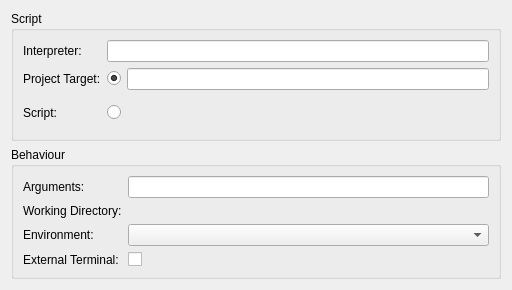
Above: scriptappconfig.ui from KDE/quanta before the change. Below: the same form after it.
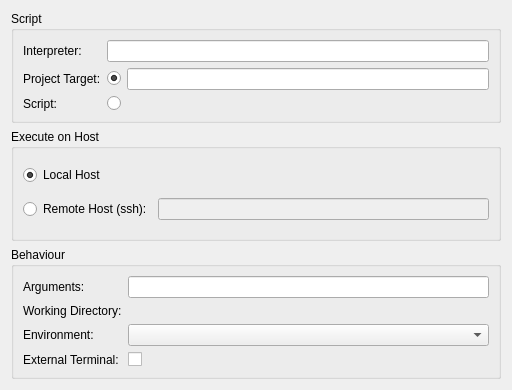
That is the form after the change. Custom widgets are drawn as their Qt base class.

Commit message: Add option to execute script on remote host through ssh

```diff
--- a/scriptappconfig.ui
+++ b/scriptappconfig.ui
@@ -7,7 +7,7 @@
     <x>0</x>
     <y>0</y>
     <width>512</width>
-    <height>290</height>
+    <height>390</height>
    </rect>
   </property>
   <layout class="QVBoxLayout" name="verticalLayout">
@@ -95,6 +95,42 @@
      </layout>
     </widget>
    </item>
+   <item>
+    <widget class="QGroupBox" name="groupBox_3">
+     <property name="title">
+      <string>Execute on Host</string>
+     </property>
+     <layout class="QGridLayout" name="gridLayout_3">
+      <item row="0" column="0" colspan="2">
+       <widget class="QRadioButton" name="localHostRadio">
+        <property name="text">
+         <string>Local Host</string>
+        </property>
+        <property name="checked">
+         <bool>true</bool>
+        </property>
+       </widget>
+      </item>
+      <item row="1" column="0">
+       <widget class="QRadioButton" name="remoteHostRadio">
+        <property name="text">
+         <string>Remote Host (ssh):</string>
+        </property>
+       </widget>
+      </item>
+      <item row="1" column="1">
+       <widget class="KLineEdit" name="remoteHost">
+        <property name="enabled">
+         <bool>false</bool>
+        </property>
+        <property name="clickMessage">
+         <string>Enter a remote host (user@example.com)</string>
+        </property>
+       </widget>
+      </item>
+     </layout>
+    </widget>
+   </item>
    <item>
     <widget class="QGroupBox" name="groupBox_2">
      <property name="title">
```
Left out of the diff: 51 changed lines with no effect on the pictures. The commit also changes 5 other files.
